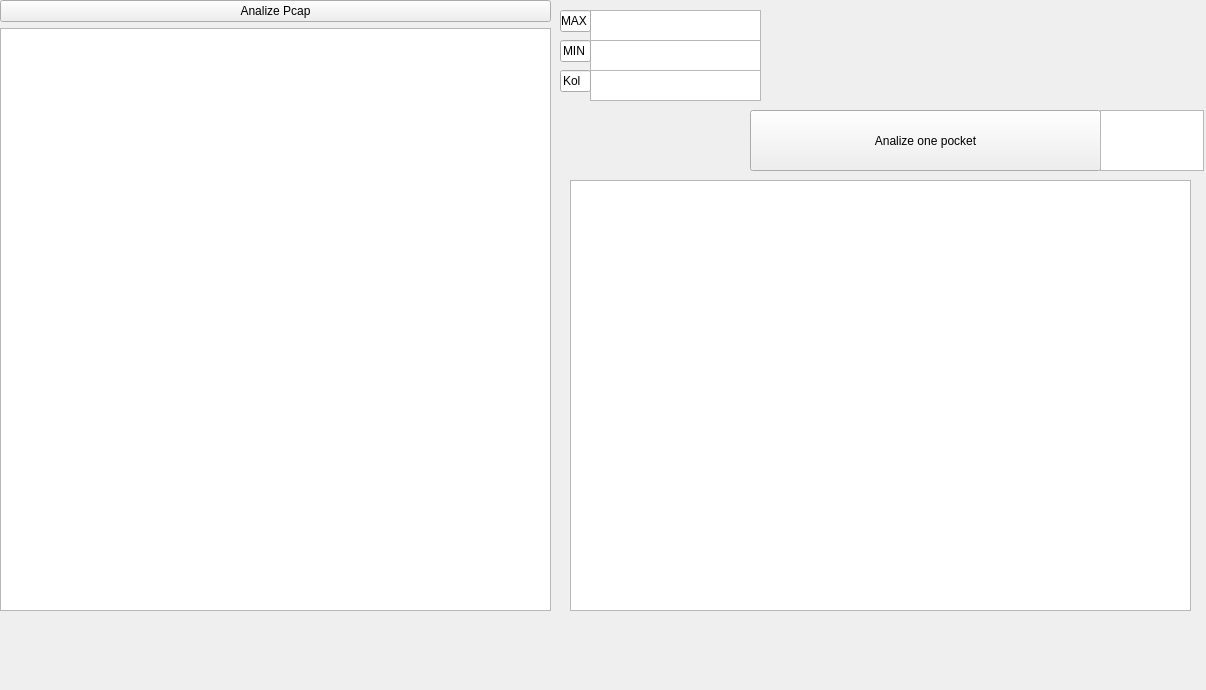
KDI6614/anp, file snifer11.ui: the form before one commit.
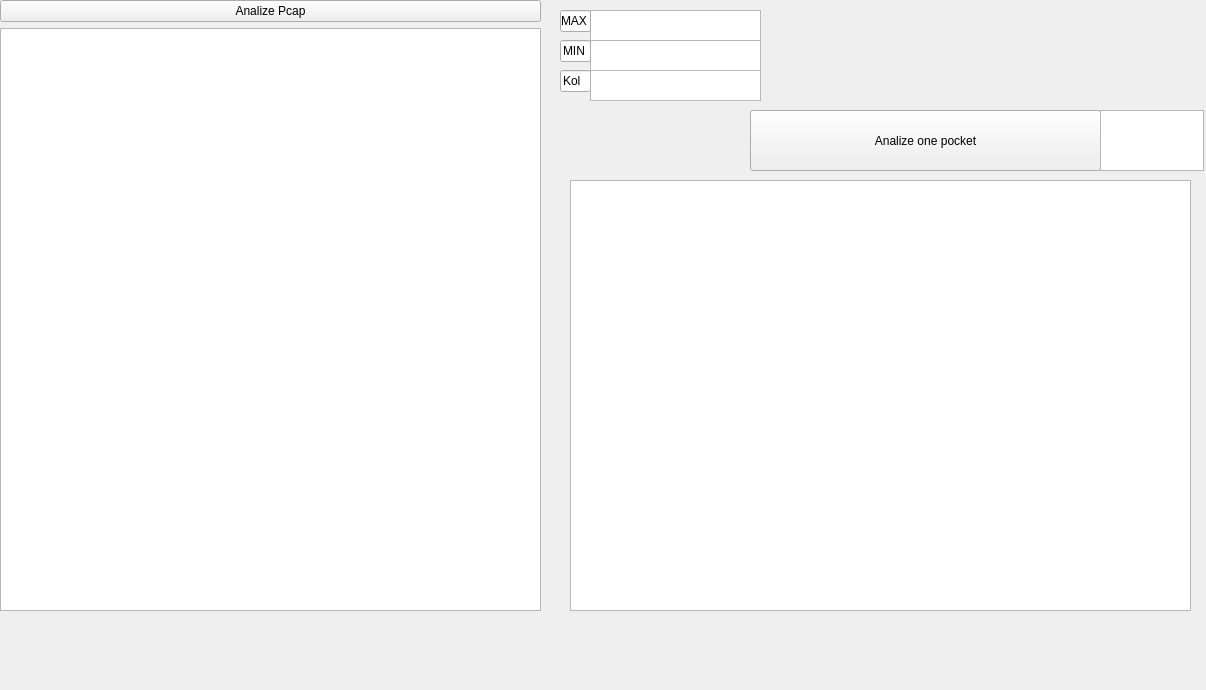
The form after the commit.

```diff
--- a/snifer11.ui
+++ b/snifer11.ui
@@ -18,7 +18,7 @@
     <rect>
      <x>0</x>
      <y>0</y>
-     <width>551</width>
+     <width>541</width>
      <height>611</height>
     </rect>
    </property>
```
